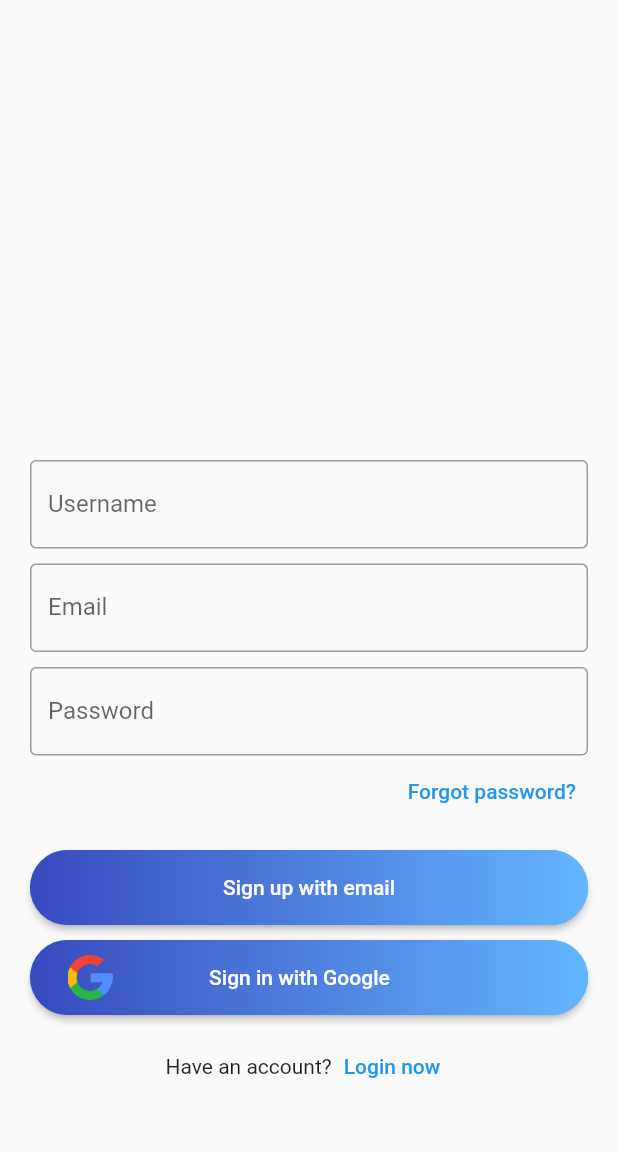
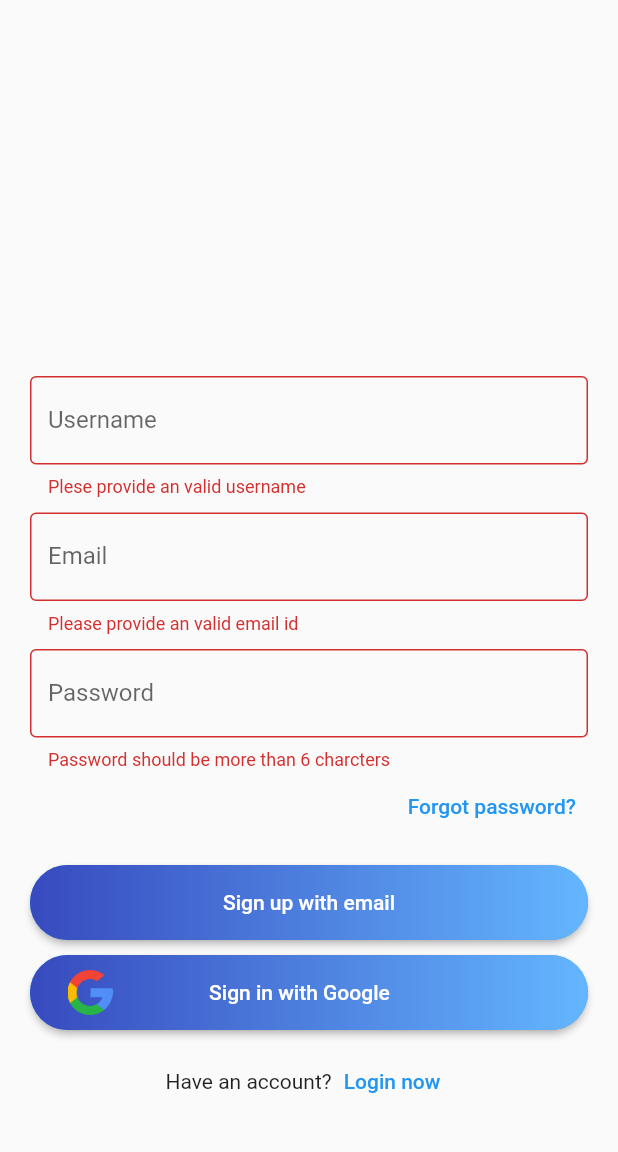
Before and after one commit to DevanK20000/Chat-App, a Flutter app: the screen it shows after launch, after a tap on "Login now", on a phone screen of 412 x 824 dp, the part 68-1220 px from its top. Run offline on Flutter 3.47's test engine with Material 2 defaults, Android fonts, the phone set to English and light mode, and no system bars; our stand-ins replace firebase_auth, firebase_core; accounts and stored records are empty.

Commit message:
firebase auth added

```diff
--- a/lib/main.dart
+++ b/lib/main.dart
@@ -1,19 +1,32 @@
 import 'package:chat_app_college_project/views/signnup.dart';
+import 'package:chat_app_college_project/widgets/loading.dart';
 import 'package:flutter/material.dart';
 import 'package:flutter/services.dart';
+import 'package:firebase_core/firebase_core.dart';
 
 void main() {
   SystemChrome.setSystemUIOverlayStyle(SystemUiOverlayStyle(
     statusBarColor: Colors.white.withOpacity(0),
   ));
+  WidgetsFlutterBinding.ensureInitialized();
   runApp(MyApp());
 }
 
 class MyApp extends StatelessWidget {
-  const MyApp({Key key}) : super(key: key);
+  final Future<FirebaseApp> _initialization = Firebase.initializeApp();
 
   @override
   Widget build(BuildContext context) {
+    return FutureBuilder(
+      future: _initialization,
+      builder: (context, snapshot) {
+        // Check for errors
+        if (snapshot.hasError) {
+          print("error");
+        }
+
+        // Once complete, show your application
+        if (snapshot.connectionState == ConnectionState.done) {
           return MaterialApp(
             debugShowCheckedModeBanner: false,
             title: 'Chat',
@@ -25,4 +38,8 @@ class MyApp extends StatelessWidget {
             home: SignUp(),
           );
         }
+        return loading();
+      },
+    );
   }
+}
--- /dev/null
+++ b/lib/models/users.dart
@@ -0,0 +1,4 @@
+class Users {
+  String userId;
+  Users({this.userId});
+}
--- /dev/null
+++ b/lib/services/auth.dart
@@ -0,0 +1,47 @@
+import 'package:firebase_auth/firebase_auth.dart';
+import 'package:chat_app_college_project/models/users.dart';
+
+class AuthMethod {
+  final FirebaseAuth _auth = FirebaseAuth.instance;
+  Users _userFromFirebaseUser(User user) {
+    return user != null ? Users(userId: user.uid) : null;
+  }
+
+  Future signInWithEmailAndPassword(String email, String password) async {
+    try {
+      UserCredential result = await _auth.createUserWithEmailAndPassword(
+          email: email, password: password);
+      User firebaseUser = result.user;
+      return _userFromFirebaseUser(firebaseUser);
+    } catch (e) {
+      print(e.toString());
+    }
+  }
+
+  Future signUpWithEmailAndPassword(String email, String password) async {
+    try {
+      UserCredential result = await _auth.createUserWithEmailAndPassword(
+          email: email, password: password);
+      User firebaseUser = result.user;
+      return _userFromFirebaseUser(firebaseUser);
+    } catch (e) {
+      print(e.toString());
+    }
+  }
+
+  Future resetPass(String email) async {
+    try {
+      return await _auth.sendPasswordResetEmail(email: email);
+    } catch (e) {
+      print(e.toString());
+    }
+  }
+
+  Future signOut() async {
+    try {
+      return await _auth.signOut();
+    } catch (e) {
+      print(e.toString());
+    }
+  }
+}
--- a/lib/views/signnup.dart
+++ b/lib/views/signnup.dart
@@ -1,5 +1,7 @@
+import 'package:chat_app_college_project/services/auth.dart';
 import 'package:chat_app_college_project/widgets/appbar.dart';
 import 'package:chat_app_college_project/widgets/buttons.dart';
+import 'package:chat_app_college_project/widgets/loading.dart';
 import 'package:flutter/material.dart';
 
 class SignUp extends StatefulWidget {
@@ -10,6 +12,9 @@ class SignUp extends StatefulWidget {
 }
 
 class _SignUpState extends State<SignUp> {
+  bool isLoading = false;
+  final formkey = GlobalKey<FormState>();
+  AuthMethod authMethod = new AuthMethod();
   TextEditingController usernameTextEditingController =
       new TextEditingController();
   TextEditingController emailTextEditingController =
@@ -17,11 +22,25 @@ class _SignUpState extends State<SignUp> {
   TextEditingController passwordTextEditingController =
       new TextEditingController();
 
+  signMeUp() {
+    if (formkey.currentState.validate()) {
+      setState(() {
+        isLoading = true;
+      });
+      authMethod
+          .signInWithEmailAndPassword(emailTextEditingController.text,
+              passwordTextEditingController.text)
+          .then((value) => print(value));
+    }
+  }
+
   @override
   Widget build(BuildContext context) {
     return Scaffold(
       appBar: appbarmain(context),
-      body: SingleChildScrollView(
+      body: isLoading
+          ? loading()
+          : SingleChildScrollView(
               child: Container(
                 height: MediaQuery.of(context).size.height - 50,
                 alignment: Alignment.bottomCenter,
@@ -33,7 +52,14 @@ class _SignUpState extends State<SignUp> {
                   child: Column(
                     mainAxisSize: MainAxisSize.min,
                     children: [
-                TextField(
+                      Form(
+                        key: formkey,
+                        child: Column(
+                          children: [
+                            TextFormField(
+                              validator: (val) => val.isEmpty || val.length < 4
+                                  ? 'Plese provide an valid username'
+                                  : null,
                               controller: usernameTextEditingController,
                               decoration: InputDecoration(
                                 border: OutlineInputBorder(),
@@ -43,7 +69,16 @@ class _SignUpState extends State<SignUp> {
                             SizedBox(
                               height: 10,
                             ),
-                TextField(
+                            TextFormField(
+                              validator: (value) {
+                                return RegExp(
+                                            r"^[a-zA-Z0-9.!#$%&'*+/=?^_`{|}~-]+@[a-zA-Z0-9](?:[a-zA-Z0-9-]"
+                                            r"{0,253}[a-zA-Z0-9])?(?:\.[a-zA-Z0-9](?:[a-zA-Z0-9-]"
+                                            r"{0,253}[a-zA-Z0-9])?)*$")
+                                        .hasMatch(value)
+                                    ? null
+                                    : 'Please provide an valid email id';
+                              },
                               controller: emailTextEditingController,
                               decoration: InputDecoration(
                                 border: OutlineInputBorder(),
@@ -53,11 +88,18 @@ class _SignUpState extends State<SignUp> {
                             SizedBox(
                               height: 10,
                             ),
-                TextField(
+                            TextFormField(
+                              obscureText: true,
+                              validator: (value) => value.length > 6
+                                  ? null
+                                  : 'Password should be more than 6 charcters',
                               controller: passwordTextEditingController,
                               decoration: InputDecoration(
                                 border: OutlineInputBorder(),
                                 labelText: 'Password',
+                              ),
+                            ),
+                          ],
                         ),
                       ),
                       Container(
@@ -79,12 +121,12 @@ class _SignUpState extends State<SignUp> {
                         children: [
                           Text('Have an account?'),
                           TextButton(
-                      onPressed: () {},
+                            onPressed: signMeUp,
                             child: Text('Login now'),
                           )
                         ],
                       ),
-                SizedBox(height: 30),
+                      SizedBox(height: 20),
                     ],
                   ),
                 ),
--- /dev/null
+++ b/lib/widgets/loading.dart
@@ -0,0 +1,7 @@
+import 'package:flutter/material.dart';
+
+Widget loading() {
+  return Container(
+    child: Center(child: CircularProgressIndicator()),
+  );
+}
```
Also changed, not shown: pubspec.yaml (+3 -8 lines), pubspec.lock, 3 other files. Lines whose indentation alone changed are shown as unchanged.
